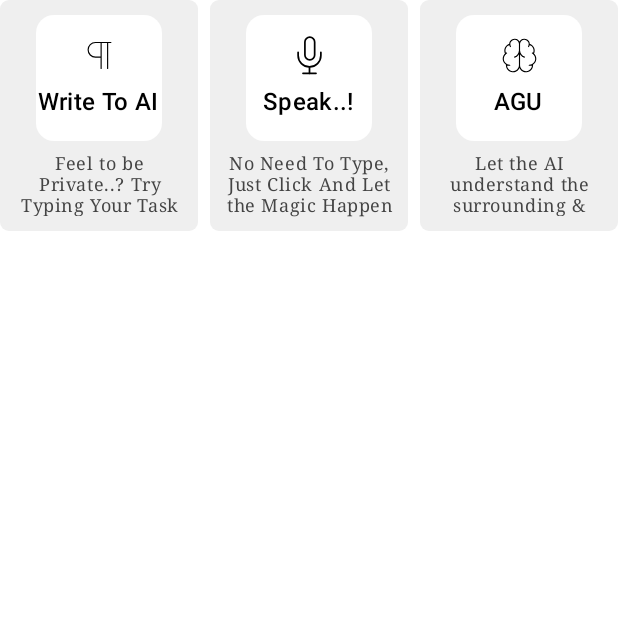
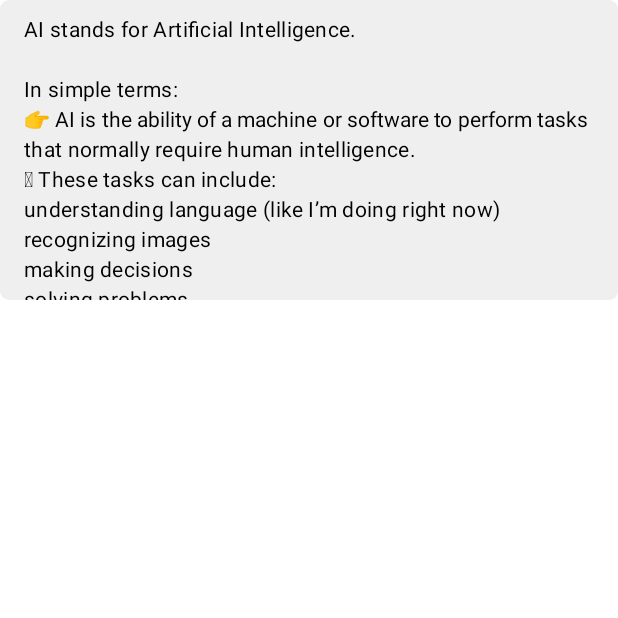
Before and after one commit to Siddhesh2377/NeuroVerse, an Android app built with Jetpack Compose: the composable Body shown on its own in the app's theme, after a tap on "Write To AI", on a phone screen of 412 x 824 dp, the top half of it. Run offline under Robolectric (Android 15) with nearby library versions, the phone set to English and light mode, and no system bars; our stand-ins replace Material 3 Expressive styles (plain Material 3 is drawn).

Commit message:
New Assistant UI

```diff
--- a/app/src/main/java/com/dark/neuroverse/compose/components/RichText.kt
+++ b/app/src/main/java/com/dark/neuroverse/compose/components/RichText.kt
@@ -6,6 +6,7 @@ import androidx.compose.material3.Text
 import androidx.compose.runtime.Composable
 import androidx.compose.runtime.remember
 import androidx.compose.ui.Modifier
+import androidx.compose.ui.graphics.Color
 import androidx.compose.ui.text.AnnotatedString
 import androidx.compose.ui.text.SpanStyle
 import androidx.compose.ui.text.buildAnnotatedString
@@ -16,7 +17,7 @@ import androidx.compose.ui.text.withStyle
 import androidx.compose.ui.unit.dp
 
 @Composable
-fun RichText(text: String) {
+fun RichText(text: String, modifier: Modifier = Modifier, color: Color = MaterialTheme.colorScheme.onSecondary) {
     val annotatedText = remember(text) {
         buildAnnotatedString {
             val lines = text.lines()
@@ -42,9 +43,9 @@ fun RichText(text: String) {
     Text(
         text = annotatedText,
         style = MaterialTheme.typography.bodyMedium,
-        color = MaterialTheme.colorScheme.onSecondary,
+        color = color,
         textAlign = TextAlign.Justify,
-        modifier = Modifier.padding(start = 8.dp, top = 2.dp)
+        modifier = modifier.padding(start = 8.dp, top = 2.dp)
     )
 }
 
--- a/app/src/main/java/com/dark/neuroverse/compose/screens/NeuroVScreen.kt
+++ b/app/src/main/java/com/dark/neuroverse/compose/screens/NeuroVScreen.kt
@@ -10,6 +10,8 @@ import androidx.compose.animation.fadeOut
 import androidx.compose.animation.togetherWith
 import androidx.compose.foundation.background
 import androidx.compose.foundation.clickable
+import androidx.compose.foundation.gestures.ScrollableState
+import androidx.compose.foundation.gestures.scrollable
 import androidx.compose.foundation.layout.Arrangement
 import androidx.compose.foundation.layout.Box
 import androidx.compose.foundation.layout.Column
@@ -24,8 +26,10 @@ import androidx.compose.foundation.layout.size
 import androidx.compose.foundation.layout.width
 import androidx.compose.foundation.lazy.LazyRow
 import androidx.compose.foundation.lazy.items
+import androidx.compose.foundation.rememberScrollState
 import androidx.compose.foundation.shape.RoundedCornerShape
 import androidx.compose.foundation.text.BasicTextField
+import androidx.compose.foundation.verticalScroll
 import androidx.compose.material.icons.Icons
 import androidx.compose.material.icons.automirrored.outlined.Send
 import androidx.compose.material3.ButtonDefaults
@@ -55,6 +59,7 @@ import androidx.compose.ui.text.style.TextAlign
 import androidx.compose.ui.unit.dp
 import androidx.compose.ui.unit.sp
 import com.dark.neuroverse.R
+import com.dark.neuroverse.compose.components.RichText
 import com.dark.neuroverse.ui.theme.NeuroVerseTheme
 import com.dark.plugin_runtime.engine.PluginManager
 import com.dark.plugin_runtime.model.PluginModel
@@ -72,19 +77,20 @@ fun NeuroVScreen(onClickOutside: () -> Unit) {
     var action by remember { mutableStateOf(Action.NONE) }
 
     NeuroVerseTheme {
-        Box(
+        Column(
             modifier = Modifier
                 .fillMaxSize()
                 .clickable {
                     onClickOutside()
                 }
                 .padding(horizontal = 12.dp)
-                .padding(bottom = 34.dp)
+                .padding(bottom = 34.dp),
+            horizontalAlignment = Alignment.CenterHorizontally,
+            verticalArrangement = Arrangement.Bottom
         ) {
             Column(
                 modifier = Modifier
                     .fillMaxWidth()
-                    .align(Alignment.BottomCenter)
                     .clip(RoundedCornerShape(24.dp))
                     .background(Color.White)
                     .padding(20.dp),
@@ -144,22 +150,37 @@ fun HeaderCard() {
 
 @Composable
 fun Body(onClick: (action: Action) -> Unit) {
+
+    var action by remember { mutableStateOf(Action.NONE) }
+
+    AnimatedContent(action, transitionSpec = {
+        (fadeIn()).togetherWith(fadeOut())
+    }, label = "Action") {
+        when (it) {
+            Action.NONE -> {
                 Row(
-        modifier = Modifier.fillMaxWidth(), horizontalArrangement = Arrangement.spacedBy(8.dp)
+                    modifier = Modifier.fillMaxWidth(),
+                    horizontalArrangement = Arrangement.spacedBy(8.dp)
                 ) {
                     QuickActionCard(
                         modifier = Modifier.weight(1f),
                         icon = painterResource(R.drawable.typing),
                         title = "Write To AI",
                         desc = "Feel to be Private..? Try Typing Your Task To AI....",
-            onClick = { onClick(Action.WRITE) }
+                        onClick = {
+                            action = Action.WRITE
+                            onClick(Action.WRITE)
+                        }
                     )
                     QuickActionCard(
                         modifier = Modifier.weight(1f),
                         icon = painterResource(R.drawable.mic),
                         title = "Speak..!",
                         desc = "No Need To Type, Just Click And Let the Magic Happen",
-            onClick = { onClick(Action.SPEAK) }
+                        onClick = {
+                            action = Action.SPEAK
+                            onClick(Action.SPEAK)
+                        }
                     )
                     QuickActionCard(
                         modifier = Modifier.weight(1f),
@@ -169,6 +190,14 @@ fun Body(onClick: (action: Action) -> Unit) {
                         true
                     )
                 }
+            }
+
+            Action.WRITE -> ResultComposable()
+            Action.SPEAK -> ResultComposable()
+        }
+    }
+
+
 }
 
 @Composable
@@ -285,7 +314,31 @@ fun BottomNavButton(text: String, selected: Boolean) {
 
 @Composable
 fun ResultComposable() {
-    Text(text = "Result")
+    val scrollState = rememberScrollState()
+
+    Box(
+        modifier = Modifier
+            .fillMaxWidth()
+            .height(200.dp)
+            .clip(RoundedCornerShape(6.dp))
+            .background(cardColor)
+            .verticalScroll(scrollState)
+    ) {
+        RichText(
+            text = "AI stands for Artificial Intelligence.\n" +
+                    "\n" +
+                    "In simple terms:\n" +
+                    "\uD83D\uDC49 AI is the ability of a machine or software to perform tasks that normally require human intelligence.\n" +
+                    "\u2028 These tasks can include:\n" +
+                    "understanding language (like I’m doing right now)\n" +
+                    "recognizing images\n" +
+                    "making decisions\n" +
+                    "solving problems\n" +
+                    "learning from experience (like how humans learn over time)",
+            color = Color.Black,
+            modifier = Modifier.padding(8.dp)
+        )
+    }
 }
 
 
@@ -312,7 +365,9 @@ fun ActionBox(action: Action) {
             when (it) {
                 Action.WRITE -> {
                     Row(
-                        modifier = Modifier.fillMaxWidth().padding(16.dp),
+                        modifier = Modifier
+                            .fillMaxWidth()
+                            .padding(16.dp),
                         verticalAlignment = Alignment.CenterVertically,
 
                         horizontalArrangement = Arrangement.spacedBy(8.dp)
@@ -354,7 +409,9 @@ fun ActionBox(action: Action) {
 
                 Action.SPEAK -> {
                     Row(
-                        modifier = Modifier.fillMaxWidth().padding(16.dp),
+                        modifier = Modifier
+                            .fillMaxWidth()
+                            .padding(16.dp),
                         verticalAlignment = Alignment.CenterVertically,
                         horizontalArrangement = Arrangement.spacedBy(8.dp)
                     ) {
```
Lines whose indentation alone changed are shown as unchanged.
